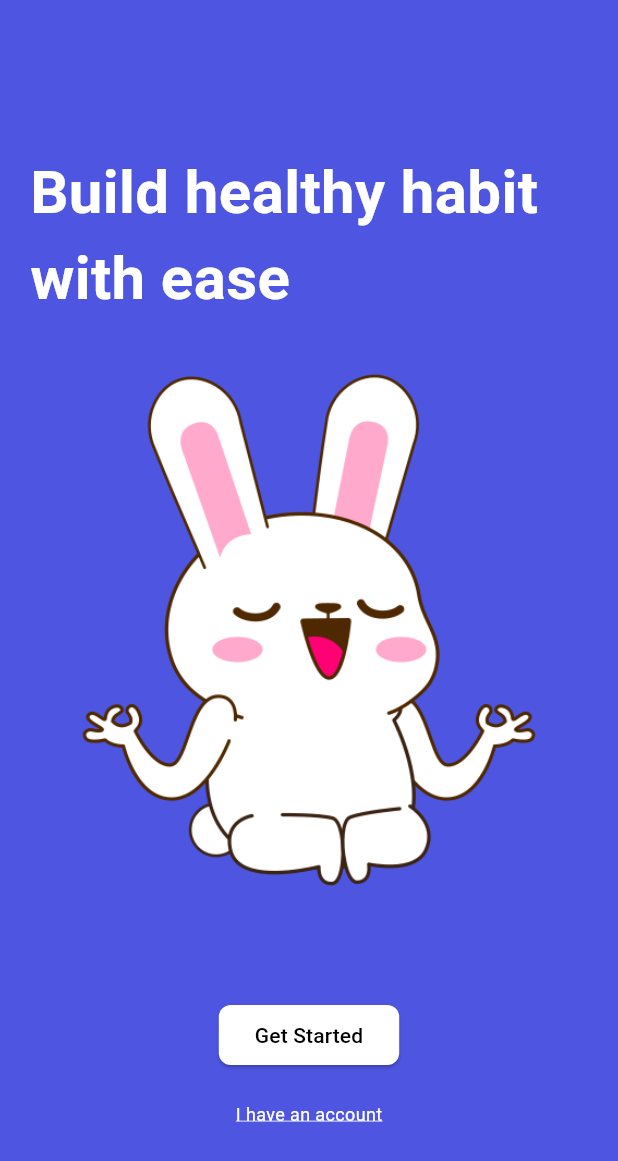
After one commit to mayurpawar17/habit_tracker, a Flutter app: the screen it shows after launch, on a phone screen of 412 x 824 dp. The commit adds this screen. Shown: the top 1161 px of the screen. Run offline on Flutter 3.47's test engine with Material 3 defaults, Android fonts, the phone set to English and light mode, and no system bars.

Commit message:
build welcome screen ui

```diff
--- /dev/null
+++ b/lib/core/theme/app_colors.dart
@@ -0,0 +1,9 @@
+import 'package:flutter/material.dart';
+
+class AppColors {
+  static const Color primary = Color(0xFF4e55e0);
+  static const Color secondary = Color(0xFF03DAC6);
+  static const Color background = Color(0xFFF5F5F5);
+  static const Color textDark = Color(0xFF212121);
+  static const Color textLight = Color(0xFFFFFFFF);
+}
--- /dev/null
+++ b/lib/core/widgets/app_button.dart
@@ -0,0 +1,21 @@
+import 'package:flutter/material.dart';
+import 'package:habit_tracker/core/theme/app_colors.dart';
+
+class AppButton extends StatelessWidget {
+  final String label;
+  final VoidCallback onPressed;
+
+  const AppButton({super.key, required this.label, required this.onPressed});
+
+  @override
+  Widget build(BuildContext context) {
+    return ElevatedButton(
+      style: ElevatedButton.styleFrom(
+        backgroundColor: Colors.white,
+        shape: RoundedRectangleBorder(borderRadius: BorderRadius.circular(8)),
+      ),
+      onPressed: onPressed,
+      child: Text(label, style: TextStyle(color: Colors.black)),
+    );
+  }
+}
--- /dev/null
+++ b/lib/features/onboarding/views/welcome_screen.dart
@@ -0,0 +1,54 @@
+import 'package:flutter/material.dart';
+import 'package:habit_tracker/core/theme/app_colors.dart';
+import 'package:habit_tracker/core/widgets/app_button.dart';
+
+class WelcomeScreen extends StatelessWidget {
+  const WelcomeScreen({super.key});
+
+  @override
+  Widget build(BuildContext context) {
+    return Scaffold(
+      backgroundColor: AppColors.primary,
+      body: SafeArea(
+        child: Padding(
+          padding: const EdgeInsets.symmetric(horizontal: 20),
+          child: Column(
+            children: [
+              const SizedBox(height: 100),
+              const Text(
+                'Build healthy habit with ease',
+                style: TextStyle(
+                  color: AppColors.textLight,
+                  fontSize: 40,
+                  fontWeight: FontWeight.bold,
+                ),
+              ),
+              const SizedBox(height: 20),
+
+              Image.asset('assets/habit.png'),
+              const SizedBox(height: 20),
+
+              const SizedBox(height: 20),
+              // const Text(
+              //   'Track your habits and make positive changes in your life.',
+              //   style: TextStyle(color: AppColors.textLight, fontSize: 16),
+              // ),
+              const SizedBox(height: 20),
+              AppButton(label: 'Get Started', onPressed: () {}),
+              const SizedBox(height: 20),
+              const Text(
+                'I have an account',
+                style: TextStyle(
+                  color: AppColors.textLight,
+                  fontSize: 12,
+                  decoration: TextDecoration.underline,
+                  decorationColor: AppColors.textLight,
+                ),
+              ),
+            ],
+          ),
+        ),
+      ),
+    );
+  }
+}
--- a/lib/main.dart
+++ b/lib/main.dart
@@ -1,4 +1,5 @@
 import 'package:flutter/material.dart';
+import 'package:habit_tracker/features/onboarding/views/welcome_screen.dart';
 
 void main() {
   runApp(const MyApp());
@@ -10,9 +11,9 @@ class MyApp extends StatelessWidget {
   @override
   Widget build(BuildContext context) {
     return MaterialApp(
+      debugShowCheckedModeBanner: false,
       title: 'Habit Tracker',
-      theme: ThemeData(primarySwatch: Colors.blue),
-      home: const HomeScreen(),
+      home: const WelcomeScreen(),
     );
   }
 }
--- a/pubspec.yaml
+++ b/pubspec.yaml
@@ -21,9 +21,8 @@ flutter:
 
   uses-material-design: true
 
-  # assets:
-  #   - images/a_dot_burr.jpeg
-  #   - images/a_dot_ham.jpeg
+  assets:
+    - assets/
 
   # fonts:
   #   - family: Schyler
```
Also changed, not shown: lib/core/utils/app_text_style.dart (added, +20 -0 lines), lib/core/widgets/app_text_field.dart (added, +29 -0 lines), lib/core/widgets/common_app_bar.dart (added, +41 -0 lines), assets/habit.png (added).
